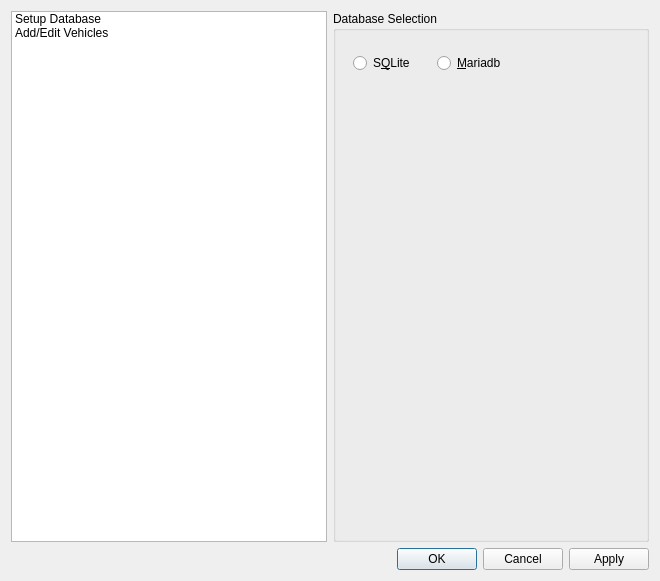
Old version of the form configurebase.ui in the repository kc8hfi/fuelmanager.
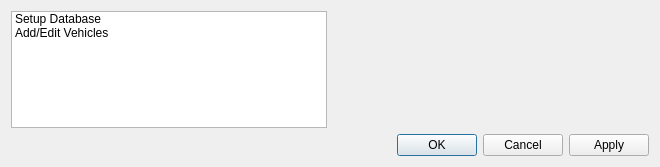
New version of the form.

The edit to the form file:
```diff
--- a/configurebase.ui
+++ b/configurebase.ui
@@ -7,14 +7,12 @@
     <x>0</x>
     <y>0</y>
     <width>660</width>
-    <height>581</height>
+    <height>167</height>
    </rect>
   </property>
   <property name="windowTitle">
    <string>Dialog</string>
   </property>
-  <layout class="QHBoxLayout" name="horizontalLayout_2">
-   <item>
     <layout class="QGridLayout" name="gridLayout">
      <item row="0" column="0">
       <widget class="QListWidget" name="listWidget">
@@ -30,45 +28,6 @@
        </item>
       </widget>
      </item>
-     <item row="0" column="1">
-      <widget class="QGroupBox" name="groupBox">
-       <property name="title">
-        <string>Database Selection</string>
-       </property>
-       <widget class="QWidget" name="layoutWidget">
-        <property name="geometry">
-         <rect>
-          <x>20</x>
-          <y>40</y>
-          <width>161</width>
-          <height>25</height>
-         </rect>
-        </property>
-        <layout class="QHBoxLayout" name="horizontalLayout">
-         <item>
-          <widget class="QRadioButton" name="radioButton">
-           <property name="text">
-            <string>S&amp;QLite</string>
-           </property>
-           <attribute name="buttonGroup">
-            <string notr="true">buttonGroup</string>
-           </attribute>
-          </widget>
-         </item>
-         <item>
-          <widget class="QRadioButton" name="radioButton_2">
-           <property name="text">
-            <string>&amp;Mariadb</string>
-           </property>
-           <attribute name="buttonGroup">
-            <string notr="true">buttonGroup</string>
-           </attribute>
-          </widget>
-         </item>
-        </layout>
-       </widget>
-      </widget>
-     </item>
      <item row="1" column="1">
       <widget class="QDialogButtonBox" name="buttonBox">
        <property name="orientation">
@@ -80,8 +39,6 @@
       </widget>
      </item>
     </layout>
-   </item>
-  </layout>
  </widget>
  <resources/>
  <connections>
```
Left out of the diff: 5 changed lines with no effect on the pictures. Lines whose indentation alone changed are shown as unchanged.
